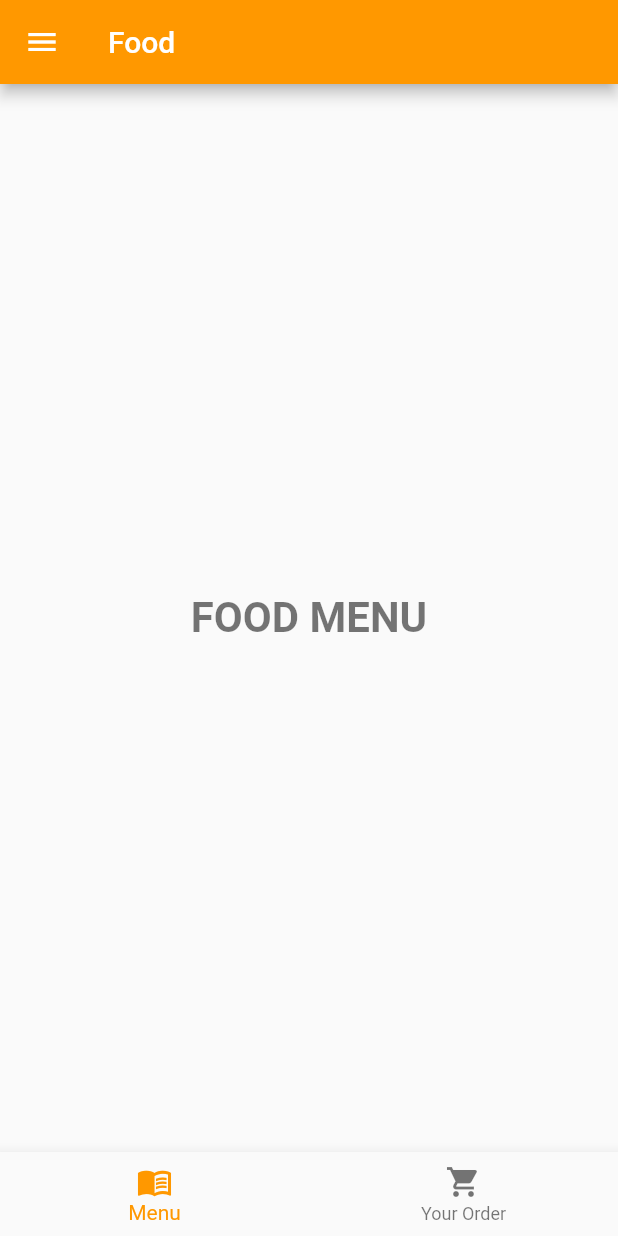
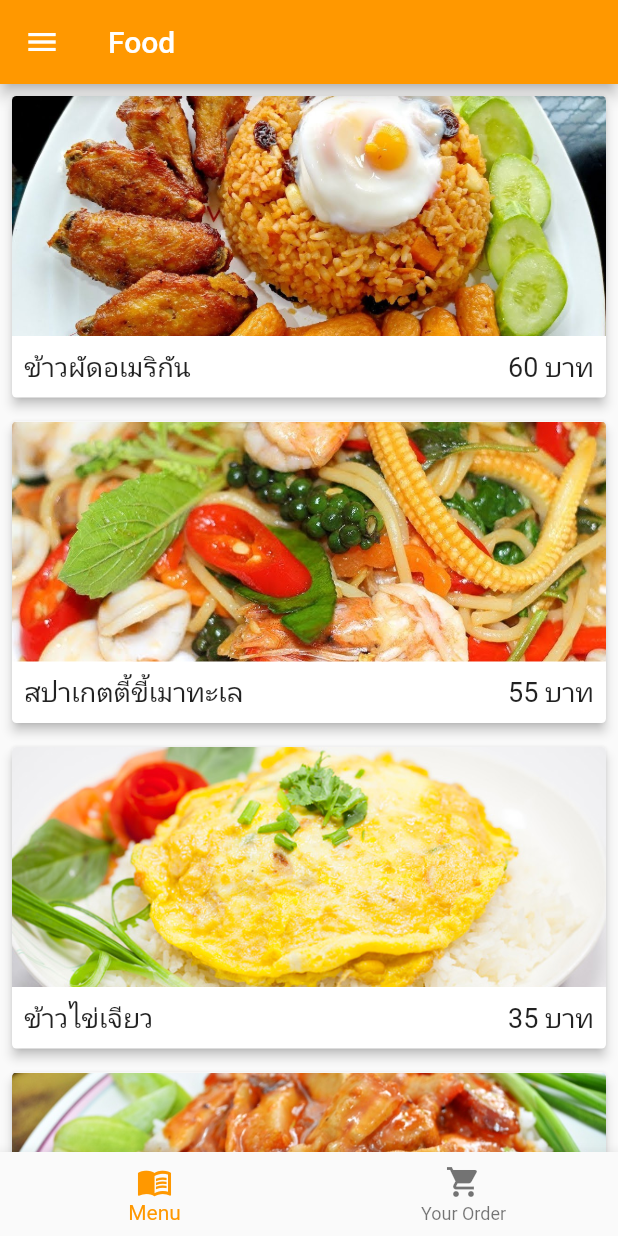
Before and after one commit to runpskmn/flutter_food, a Flutter app: the HomePage screen opened by its route, on a phone screen of 412 x 824 dp. Run offline on Flutter 3.47's test engine with Material 2 defaults, Android fonts, the phone set to English and light mode, and no system bars; our stand-ins replace google_fonts; Roboto replaces fonts that are missing (Prompt).

Commit message:
#update for hw-12

```diff
--- a/lib/main.dart
+++ b/lib/main.dart
@@ -1,7 +1,7 @@
 import 'package:flutter/material.dart';
+import 'package:flutter_food/pages/food/food_detail.dart';
 import 'package:flutter_food/pages/home/home_page.dart';
 import 'package:flutter_food/pages/login/login_page.dart';
-import 'package:flutter_food/pages/profile/profile_page.dart';
 import 'package:google_fonts/google_fonts.dart';
 
 void main() {
@@ -27,7 +27,7 @@ class MyApp extends StatelessWidget {
       routes: {
         HomePage.routeName : (context) => HomePage(),
         LoginPage.routeName : (context) => LoginPage(),
-        ProfilePage.routeName :(context) => ProfilePage(),
+        FoodDetail.routeName :(context) => FoodDetail(),
       },
     );
   }
--- /dev/null
+++ b/lib/pages/food/food_item.dart
@@ -0,0 +1,14 @@
+class FoodItem {
+  final int id;
+  final String name;
+  final int price;
+  final String image;
+
+  FoodItem({
+    required this.id,
+    required this.name,
+    required this.price,
+    required this.image
+  });
+
+}
--- a/lib/pages/food/food_list_page.dart
+++ b/lib/pages/food/food_list_page.dart
@@ -1,4 +1,6 @@
 import 'package:flutter/material.dart';
+import 'package:flutter_food/pages/food/food_detail.dart';
+import 'package:flutter_food/pages/food/food_item.dart';
 
 class FoodListPage extends StatefulWidget {
   const FoodListPage({Key? key}) : super(key: key);
@@ -8,14 +10,94 @@ class FoodListPage extends StatefulWidget {
 }
 
 class _FoodListPageState extends State<FoodListPage> {
+  var items = [
+    FoodItem(
+        id: 1,
+        name: "ข้าวผัดอเมริกัน",
+        price: 60,
+        image: "american_fried_rice.jpg"
+    ),
+    FoodItem(
+        id: 2,
+        name: "สปาเกตตี้ขี้เมาทะเล",
+        price: 55,
+        image: "spaghetti_khee_mao.jpg"
+    ),
+    FoodItem(
+        id: 3,
+        name: "ข้าวไข่เจียว",
+        price: 35,
+        image: "kao_kai_jeaw.jpg"
+    ),
+    FoodItem(
+        id: 4,
+        name: "ข้าวหมูแดง",
+        price: 40,
+        image: "kao_moo_dang.jpg"
+    ),
+    FoodItem(
+        id: 5,
+        name: "ผัดไทย",
+        price: 30,
+        image: "pad_thai.jpg"
+    ),
+    FoodItem(
+        id: 6,
+        name: "ราดหน้า",
+        price: 40,
+        image: "rad_na.jpg"
+    ),
+  ];
+
   @override
   Widget build(BuildContext context) {
     return Container(
-      child: SafeArea(
-        child: Center(
-          child: Text("FOOD MENU", style: Theme.of(context).textTheme.headline1,),
-        ),
-      ),
+      child: ListView.builder(
+          itemCount: items.length,
+          itemBuilder: (BuildContext context, int index) {
+            return Card(
+                elevation: 3.0,
+                shape: RoundedRectangleBorder(
+                    borderRadius: BorderRadius.circular(3.0)
+                ),
+                margin: const EdgeInsets.all(8.0),
+                child: InkWell(
+                  onTap: (){
+                    Navigator.pushNamed(
+                      context,
+                      FoodDetail.routeName,
+                      arguments: items[index],
+                    );
+
+                  },
+                  child: Column(
+                    children: [
+                      ClipRRect(
+                        borderRadius: BorderRadius.only(
+                            topLeft: Radius.circular(3.0),
+                            topRight: Radius.circular(3.0)
+                        ),
+                        child: Image.asset(
+                          "assets/images/${items[index].image}",
+                          width: double.infinity,
+                          height: 160,
+                          fit: BoxFit.cover,
+                        ),
+                      ),
+                      Padding(
+                        padding: const EdgeInsets.all(8.0),
+                        child: Row(
+                          mainAxisAlignment: MainAxisAlignment.spaceBetween,
+                          children: [
+                            Text(items[index].name),
+                            Text("${items[index].price} บาท")
+                          ],
+                        ),
+                      )
+                    ],
+                  ),
+                ));
+          }),
     );
   }
 }
--- a/pubspec.yaml
+++ b/pubspec.yaml
@@ -47,7 +47,7 @@ flutter:
 
   # To add assets to your application, add an assets section, like this:
   assets:
-    - assets/images/profile.jpg
+    - assets/images/
   #   - images/a_dot_ham.jpeg
 
   # An image asset can refer to one or more resolution-specific "variants", see
```
Also changed, not shown: lib/pages/food/food_detail.dart (added, +87 -0 lines), assets/images/american_fried_rice.jpg (added), assets/images/food.png (added), assets/images/kao_kai_jeaw.jpg (added), assets/images/kao_moo_dang.jpg (added), assets/images/kao_mun_kai.jpg (added), assets/images/kao_na_ped.jpg (added), assets/images/kao_pad.jpg (added), assets/images/no_image.png (added), assets/images/pad_sie_eew.jpg (added), assets/images/pad_thai.jpg (added), assets/images/rad_na.jpg (added), assets/images/som_tum_kai_yang.jpg (added), assets/images/spaghetti_khee_mao.jpg (added).
